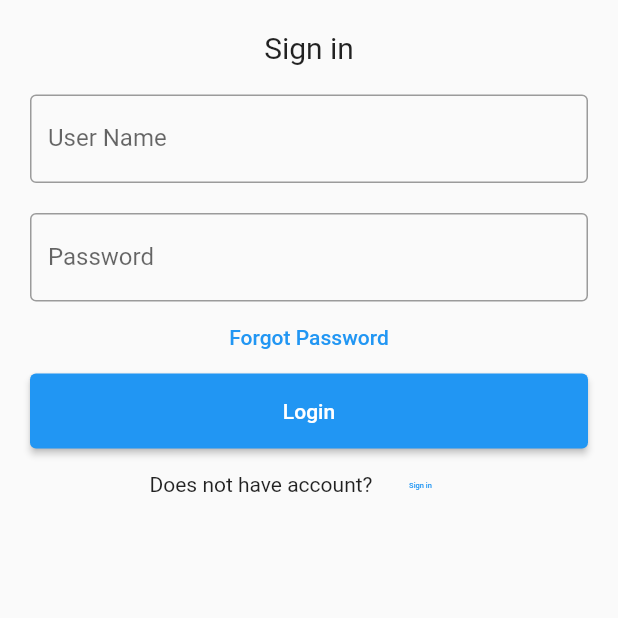
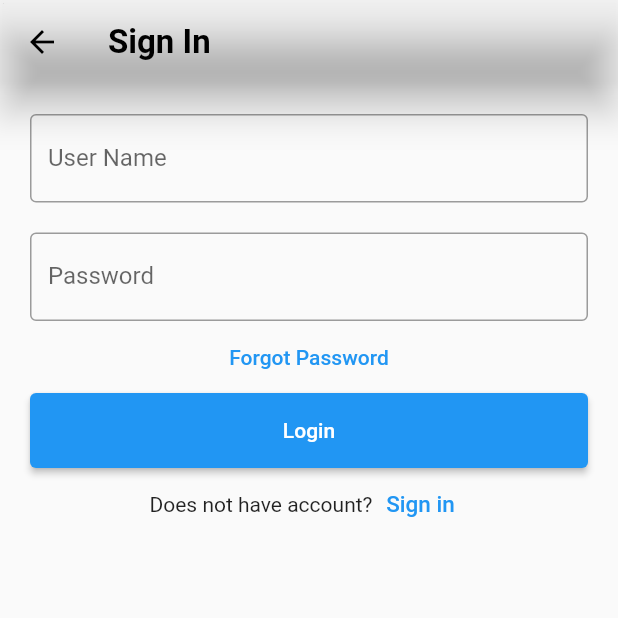
Before and after one commit to manoj1749/courier-handling-service, a Flutter app: the maintainer screen opened directly, on a phone screen of 412 x 824 dp, the top half of it. Run offline on Flutter 3.47's test engine with Material 2 defaults, Android fonts, the phone set to English and light mode, and no system bars; our stand-ins replace flutter_spinkit, font_awesome_flutter, url_launcher_web.

Commit message:
worked on all other buttons

```diff
--- a/lib/maintainer.dart
+++ b/lib/maintainer.dart
@@ -1,4 +1,5 @@
 import 'package:flutter/material.dart';
+import 'maintainerPage.dart';
 
 class maintainer extends StatelessWidget {
   TextEditingController nameController = TextEditingController();
@@ -6,17 +7,32 @@ class maintainer extends StatelessWidget {
 
   @override
   Widget build(BuildContext context) {
-    return Padding(
+    return Scaffold(
+        appBar: AppBar(
+          backgroundColor: Colors.transparent,
+          title: const Text(
+            'Sign In',
+            style: TextStyle(
+              color: Colors.black,
+              fontSize: 22.0,
+              fontWeight: FontWeight.bold,
+            ),
+          ),
+          elevation: 10.0,
+          leading: IconButton(
+            onPressed: () {
+              Navigator.pop(context);
+            },
+            icon: const Icon(
+              Icons.arrow_back,
+              color: Colors.black,
+            ),
+          ),
+        ),
+        body: Padding(
             padding: const EdgeInsets.all(10),
             child: ListView(
               children: <Widget>[
-            Container(
-                alignment: Alignment.center,
-                padding: const EdgeInsets.all(10),
-                child: const Text(
-                  'Sign in',
-                  style: TextStyle(fontSize: 20),
-                )),
                 Container(
                   padding: const EdgeInsets.all(10),
                   child: TextField(
@@ -33,7 +49,10 @@ class maintainer extends StatelessWidget {
                     obscureText: true,
                     controller: passwordController,
                     decoration: const InputDecoration(
-                  border: OutlineInputBorder(),
+                      border: OutlineInputBorder(
+                        borderSide:
+                            const BorderSide(color: Colors.black, width: 10.0),
+                      ),
                       labelText: 'Password',
                     ),
                   ),
@@ -52,8 +71,10 @@ class maintainer extends StatelessWidget {
                     child: ElevatedButton(
                       child: const Text('Login'),
                       onPressed: () {
-                    print(nameController.text);
-                    print(passwordController.text);
+                        Navigator.push(
+                          context,
+                          MaterialPageRoute(builder: (context) => logPage()),
+                        );
                       },
                     )),
                 Row(
@@ -63,7 +84,7 @@ class maintainer extends StatelessWidget {
                     TextButton(
                       child: const Text(
                         'Sign in',
-                    style: TextStyle(fontSize: 5),
+                        style: TextStyle(fontSize: 15),
                       ),
                       onPressed: () {
                         //signup screen
@@ -72,6 +93,6 @@ class maintainer extends StatelessWidget {
                   ],
                 ),
               ],
-        ));
+            )));
   }
 }
```
Also changed, not shown: assets/data.json (+17 -8 lines), lib/delivery.dart (+57 -0 lines), lib/maintainerPage.dart (added, +72 -0 lines), 18 other files. Lines whose indentation alone changed are shown as unchanged.
